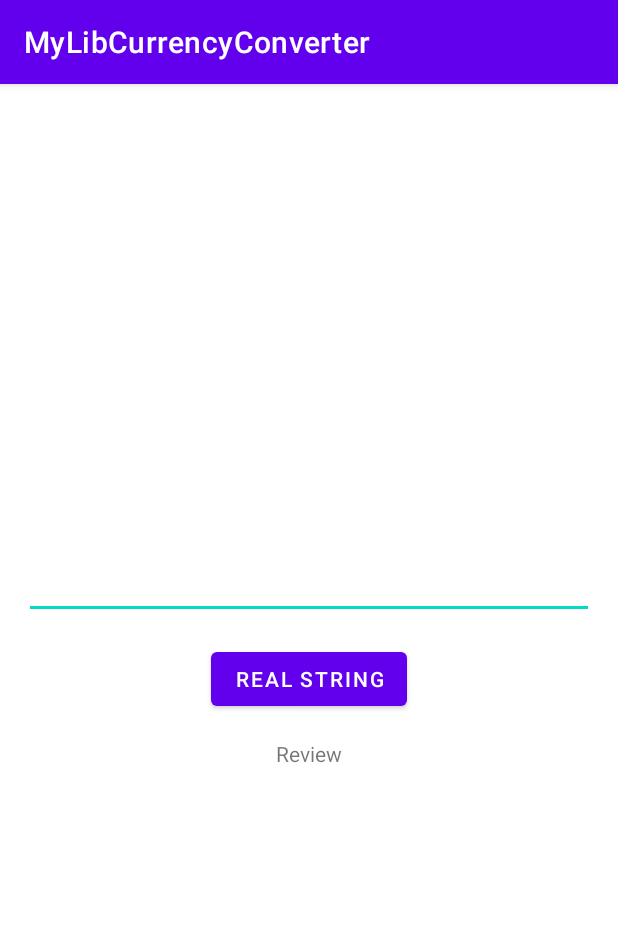
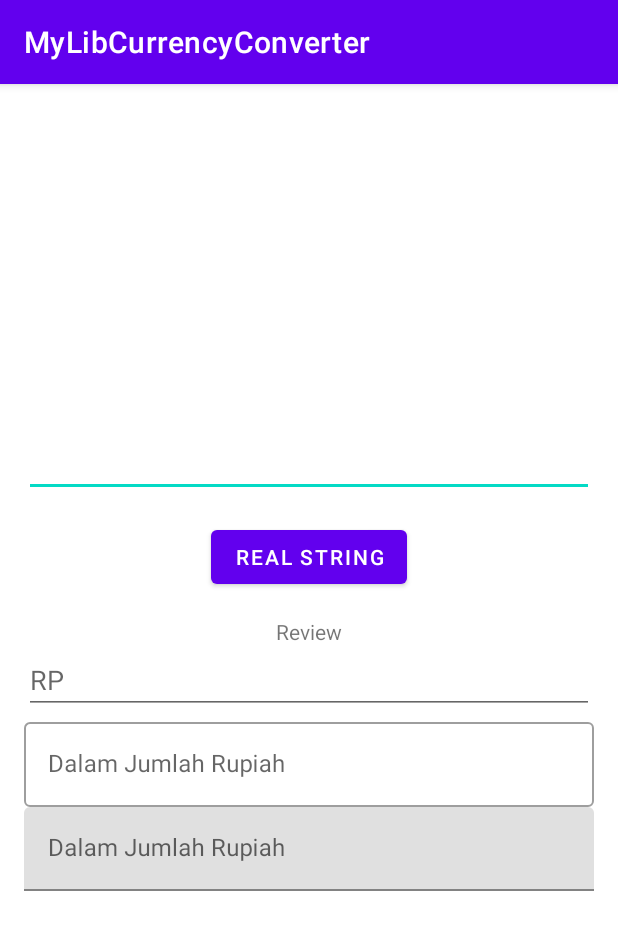
Before and after one commit to gzeinnumer/MyLibCurrencyConverter, an Android app: the screen it shows after launch (MainActivity), on a phone screen of 412 x 824 dp. Shown: the top 930 px of the screen. Run offline under Robolectric (Android 15) with nearby library versions, the phone set to English and light mode, and no system bars.

Commit message:
new fitur

```diff
--- a/app/src/main/java/com/gzeinnumer/mylibcurrencyconverter/MainActivity.java
+++ b/app/src/main/java/com/gzeinnumer/mylibcurrencyconverter/MainActivity.java
@@ -11,6 +11,8 @@ import android.widget.TextView;
 
 //import com.gzeinnumer.mylibcurrencyconverter.utils.CurrencyConvertera;
 import com.gzeinnumer.mylibcurrencyconverter.utils.CurrencyConverter;
+import com.gzeinnumer.mylibcurrencyconverter.utils.CurrencyEditTextFilledBox;
+import com.gzeinnumer.mylibcurrencyconverter.utils.CurrencyEditTextOutlinedBox;
 
 public class MainActivity extends AppCompatActivity {
 
@@ -29,9 +31,11 @@ public class MainActivity extends AppCompatActivity {
         button = findViewById(R.id.button);
         textView = findViewById(R.id.textView);
 
-        sample1();
+//        sample1();
 //        sample2();
 //        sample3();
+//        sample4();
+        sample5();
     }
 
     private void sample1() {
@@ -67,4 +71,34 @@ public class MainActivity extends AppCompatActivity {
             }
         }));
     }
+
+    private void sample4() {
+        CurrencyEditTextOutlinedBox ed1 = findViewById(R.id.ed_1);
+
+        button.setOnClickListener(new View.OnClickListener() {
+            @Override
+            public void onClick(View v) {
+
+//                textView.setText(CurrencyConverter.trimCommaOfString(str));
+                CurrencyEditTextOutlinedBox.trimCommaOfString(editText.getText().toString());
+                textView.setText(ed1.getText());
+            }
+        });
+
+    }
+
+    private void sample5() {
+        CurrencyEditTextFilledBox ed1 = findViewById(R.id.ed_2);
+
+        button.setOnClickListener(new View.OnClickListener() {
+            @Override
+            public void onClick(View v) {
+
+//                textView.setText(CurrencyConverter.trimCommaOfString(str));
+                CurrencyEditTextFilledBox.trimCommaOfString(editText.getText().toString());
+                textView.setText(ed1.getText());
+            }
+        });
+
+    }
 }
--- a/app/src/main/res/layout/activity_main.xml
+++ b/app/src/main/res/layout/activity_main.xml
@@ -1,5 +1,6 @@
 <?xml version="1.0" encoding="utf-8"?>
 <LinearLayout xmlns:android="http://schemas.android.com/apk/res/android"
+    xmlns:app="http://schemas.android.com/apk/res-auto"
     xmlns:tools="http://schemas.android.com/tools"
     android:layout_width="match_parent"
     android:layout_height="match_parent"
@@ -10,9 +11,9 @@
 
     <EditText
         android:id="@+id/editText"
-        android:inputType="number"
         android:layout_width="match_parent"
-        android:layout_height="wrap_content" />
+        android:layout_height="wrap_content"
+        android:inputType="number" />
 
     <Button
         android:id="@+id/button"
@@ -28,4 +29,29 @@
         android:layout_marginTop="16dp"
         android:text="Review" />
 
+    <com.google.android.material.textfield.TextInputLayout
+        style="@style/Widget.MaterialComponents.TextInputLayout.FilledBox"
+        android:layout_width="match_parent"
+        android:layout_height="wrap_content" />
+
+    <com.gzeinnumer.mylibcurrencyconverter.utils.CurrencyEditText
+        android:layout_width="match_parent"
+        android:layout_height="wrap_content"
+        app:hint="Dalam Jumlah Rupiah"
+        app:prefix="RP " />
+
+    <com.gzeinnumer.mylibcurrencyconverter.utils.CurrencyEditTextOutlinedBox
+        android:id="@+id/ed_1"
+        android:layout_width="match_parent"
+        android:layout_height="wrap_content"
+        app:hint="Dalam Jumlah Rupiah"
+        app:prefix="RP " />
+
+    <com.gzeinnumer.mylibcurrencyconverter.utils.CurrencyEditTextFilledBox
+        android:id="@+id/ed_2"
+        android:layout_width="match_parent"
+        android:layout_height="wrap_content"
+        app:hint="Dalam Jumlah Rupiah"
+        app:prefix="RP " />
+
 </LinearLayout>
--- /dev/null
+++ b/lib/src/main/java/com/gzeinnumer/mylibcurrencyconverter/utils/CurrencyEditText.java
@@ -0,0 +1,188 @@
+package com.gzeinnumer.mylibcurrencyconverter.utils;
+
+import android.content.Context;
+import android.content.res.TypedArray;
+import android.graphics.Rect;
+import android.text.Editable;
+import android.text.InputFilter;
+import android.text.InputType;
+import android.text.TextWatcher;
+import android.util.AttributeSet;
+import android.widget.EditText;
+
+import androidx.appcompat.widget.AppCompatEditText;
+
+import com.gzeinnumer.mylibcurrencyconverter.R;
+
+import java.math.BigDecimal;
+import java.math.RoundingMode;
+import java.text.DecimalFormat;
+import java.text.DecimalFormatSymbols;
+import java.util.Locale;
+
+public class CurrencyEditText extends AppCompatEditText {
+    private String prefix = "";
+    private static int MAX_LENGTH = 30;
+    private static final int MAX_DECIMAL = 3;
+    Context context;
+    AttributeSet attrs;
+    private CurrencyTextWatcher currencyTextWatcher;
+
+    public CurrencyEditText(Context context) {
+        this(context, null);
+    }
+
+    public CurrencyEditText(Context context, AttributeSet attrs) {
+        this(context, attrs, R.attr.editTextStyle);
+    }
+
+    private void initView() {
+
+        TypedArray attributes = context.obtainStyledAttributes(attrs, R.styleable.CurrencyEditText);
+        this.setHint(attributes.getString(R.styleable.CurrencyEditText_hint));
+
+        this.prefix = attributes.getString(R.styleable.CurrencyEditText_prefix);
+
+        this.setInputType(InputType.TYPE_CLASS_NUMBER | InputType.TYPE_NUMBER_FLAG_DECIMAL);
+        this.setHint(prefix);
+        if (attributes.getInteger(R.styleable.CurrencyEditText_maxLength,0) != 0){
+            MAX_LENGTH = attributes.getInteger(R.styleable.CurrencyEditText_maxLength,MAX_LENGTH);
+        }
+        this.setFilters(new InputFilter[]{new InputFilter.LengthFilter(MAX_LENGTH)});
+
+        currencyTextWatcher = new CurrencyTextWatcher(this, prefix);
+
+        attributes.recycle();
+    }
+
+    public CurrencyEditText(Context context, AttributeSet attrs, int defStyleAttr) {
+        super(context, attrs, defStyleAttr);
+
+
+
+        this.context = context;
+        this.attrs = attrs;
+
+        initView();
+    }
+
+    @Override
+    protected void onFocusChanged(boolean focused, int direction, Rect previouslyFocusedRect) {
+        super.onFocusChanged(focused, direction, previouslyFocusedRect);
+        if (focused) {
+            this.addTextChangedListener(currencyTextWatcher);
+        } else {
+            this.removeTextChangedListener(currencyTextWatcher);
+        }
+        handleCaseCurrencyEmpty(focused);
+    }
+
+    /**
+     * When currency empty <br/>
+     * + When focus EditText, set the default text = prefix (ex: VND) <br/>
+     * + When EditText lose focus, set the default text = "", EditText will display hint (ex:VND)
+     */
+    private void handleCaseCurrencyEmpty(boolean focused) {
+        if (focused) {
+            if (getText().toString().isEmpty()) {
+                setText(prefix);
+            }
+        } else {
+            if (getText().toString().equals(prefix)) {
+                setText("");
+            }
+        }
+    }
+
+    private static class CurrencyTextWatcher implements TextWatcher {
+        private final EditText editText;
+        private String previousCleanString;
+        private String prefix;
+
+        CurrencyTextWatcher(EditText editText, String prefix) {
+            this.editText = editText;
+            this.prefix = prefix;
+        }
+
+        @Override
+        public void beforeTextChanged(CharSequence s, int start, int count, int after) {
+            // do nothing
+        }
+
+        @Override
+        public void onTextChanged(CharSequence s, int start, int before, int count) {
+            // do nothing
+        }
+
+        @Override
+        public void afterTextChanged(Editable editable) {
+            String str = editable.toString();
+            if (str.length() < prefix.length()) {
+                editText.setText(prefix);
+                editText.setSelection(prefix.length());
+                return;
+            }
+            if (str.equals(prefix)) {
+                return;
+            }
+            // cleanString this the string which not contain prefix and ,
+            String cleanString = str.replace(prefix, "").replaceAll("[,]", "");
+            // for prevent afterTextChanged recursive call
+            if (cleanString.equals(previousCleanString) || cleanString.isEmpty()) {
+                return;
+            }
+            previousCleanString = cleanString;
+
+            String formattedString;
+            if (cleanString.contains(".")) {
+                formattedString = formatDecimal(cleanString);
+            } else {
+                formattedString = formatInteger(cleanString);
+            }
+            editText.removeTextChangedListener(this); // Remove listener
+            editText.setText(formattedString);
+            handleSelection();
+            editText.addTextChangedListener(this); // Add back the listener
+        }
+
+        private String formatInteger(String str) {
+            BigDecimal parsed = new BigDecimal(str);
+            DecimalFormat formatter =
+                    new DecimalFormat(prefix + "#,###", new DecimalFormatSymbols(Locale.US));
+            return formatter.format(parsed);
+        }
+
+        private String formatDecimal(String str) {
+            if (str.equals(".")) {
+                return prefix + ".";
+            }
+            BigDecimal parsed = new BigDecimal(str);
+            // example pattern VND #,###.00
+            DecimalFormat formatter = new DecimalFormat(prefix + "#,###." + getDecimalPattern(str),
+                    new DecimalFormatSymbols(Locale.US));
+            formatter.setRoundingMode(RoundingMode.DOWN);
+            return formatter.format(parsed);
+        }
+
+        /**
+         * It will return suitable pattern for format decimal
+         * For example: 10.2 -> return 0 | 10.23 -> return 00, | 10.235 -> return 000
+         */
+        private String getDecimalPattern(String str) {
+            int decimalCount = str.length() - str.indexOf(".") - 1;
+            StringBuilder decimalPattern = new StringBuilder();
+            for (int i = 0; i < decimalCount && i < MAX_DECIMAL; i++) {
+                decimalPattern.append("0");
+            }
+            return decimalPattern.toString();
+        }
+
+        private void handleSelection() {
+            if (editText.getText().length() <= MAX_LENGTH) {
+                editText.setSelection(editText.getText().length());
+            } else {
+                editText.setSelection(MAX_LENGTH);
+            }
+        }
+    }
+}
--- /dev/null
+++ b/lib/src/main/java/com/gzeinnumer/mylibcurrencyconverter/utils/CurrencyEditTextFilledBox.java
@@ -0,0 +1,181 @@
+package com.gzeinnumer.mylibcurrencyconverter.utils;
+
+import android.content.Context;
+import android.content.res.TypedArray;
+import android.text.Editable;
+import android.text.InputFilter;
+import android.text.TextWatcher;
+import android.util.AttributeSet;
+import android.util.TypedValue;
+import android.widget.EditText;
+
+import androidx.annotation.Nullable;
+
+import com.google.android.material.textfield.TextInputEditText;
+import com.google.android.material.textfield.TextInputLayout;
+import com.gzeinnumer.mylibcurrencyconverter.R;
+
+import java.math.BigDecimal;
+import java.math.RoundingMode;
+import java.text.DecimalFormat;
+import java.text.DecimalFormatSymbols;
+import java.util.Locale;
+import java.util.Objects;
+
+public class CurrencyEditTextFilledBox extends TextInputLayout {
+    private String prefix = "";
+    private static String sprefix = "";
+    private static int MAX_LENGTH = 30;
+    private static final int MAX_DECIMAL = 3;
+    Context context;
+    AttributeSet attrs;
+
+    public CurrencyEditTextFilledBox(Context context, @Nullable AttributeSet attrs) {
+        super(context, attrs);
+
+        this.context = context;
+        this.attrs = attrs;
+
+        initView();
+    }
+    CurrencyTextWatcher currencyTextWatcher;
+
+    TextInputLayout textInputLayout;
+    TextInputEditText textInputEditText;
+
+    private void initView() {
+        inflate(context, R.layout.currency_text_input_edit_text_filled_box, this);
+
+        textInputLayout = findViewById(R.id.TextInputLayout);
+        textInputEditText = findViewById(R.id.TextInputEditText);
+
+        TypedArray attributes = context.obtainStyledAttributes(attrs, R.styleable.CurrencyEditTextFilledBox);
+        textInputLayout.setHint(attributes.getString(R.styleable.CurrencyEditTextFilledBox_hint));
+        if (attributes.getInteger(R.styleable.CurrencyEditTextFilledBox_maxLength,0) != 0){
+            MAX_LENGTH = attributes.getInteger(R.styleable.CurrencyEditTextFilledBox_maxLength,0);
+        }
+        textInputEditText.setFilters(new InputFilter[] {new InputFilter.LengthFilter(MAX_LENGTH)});
+        if (attributes.getDimension(R.styleable.CurrencyEditTextFilledBox_textSize,0) != 0){
+            textInputEditText.setTextSize(TypedValue.COMPLEX_UNIT_PX, attributes.getDimension(R.styleable.CurrencyEditTextFilledBox_textSize,0));
+        }
+        this.prefix = attributes.getString(R.styleable.CurrencyEditTextFilledBox_prefix);
+        sprefix = this.prefix;
+
+        currencyTextWatcher = new CurrencyTextWatcher(textInputEditText, prefix);
+        textInputEditText.addTextChangedListener(currencyTextWatcher);
+
+        attributes.recycle();
+    }
+
+    public static String trimCommaOfString(String string) {
+        if (string.contains(",")) {
+            if (CurrencyEditTextFilledBox.sprefix.length()>0)
+                return string.replace(",", "").replace(CurrencyEditTextFilledBox.sprefix,"");
+            else
+                return string.replace(",", "");
+        } else {
+            return string;
+        }
+    }
+
+    public String getText() {
+        return toString(Objects.requireNonNull(textInputEditText.getText()).toString());
+    }
+
+    private String toString(String toString) {
+        return toString;
+    }
+
+
+    private static class CurrencyTextWatcher implements TextWatcher {
+        private final EditText editText;
+        private String previousCleanString;
+        private String prefix;
+
+        CurrencyTextWatcher(EditText editText, String prefix) {
+            this.editText = editText;
+            this.prefix = prefix;
+        }
+
+        @Override
+        public void beforeTextChanged(CharSequence s, int start, int count, int after) {
+            // do nothing
+        }
+
+        @Override
+        public void onTextChanged(CharSequence s, int start, int before, int count) {
+            // do nothing
+        }
+
+        @Override
+        public void afterTextChanged(Editable editable) {
+            String str = editable.toString();
+            if (str.length() < prefix.length()) {
+                editText.setText(prefix);
+                editText.setSelection(prefix.length());
+                return;
+            }
+            if (str.equals(prefix)) {
+                return;
+            }
+            // cleanString this the string which not contain prefix and ,
+            String cleanString = str.replace(prefix, "").replaceAll("[,]", "");
+            // for prevent afterTextChanged recursive call
+            if (cleanString.equals(previousCleanString) || cleanString.isEmpty()) {
+                return;
+            }
+            previousCleanString = cleanString;
+
+            String formattedString;
+            if (cleanString.contains(".")) {
+                formattedString = formatDecimal(cleanString);
+            } else {
+                formattedString = formatInteger(cleanString);
+            }
+            editText.removeTextChangedListener(this); // Remove listener
+            editText.setText(formattedString);
+            handleSelection();
+            editText.addTextChangedListener(this); // Add back the listener
+        }
+
+        private String formatInteger(String str) {
+            BigDecimal parsed = new BigDecimal(str);
+            DecimalFormat formatter =
+                    new DecimalFormat(prefix + "#,###", new DecimalFormatSymbols(Locale.US));
+            return formatter.format(parsed);
+        }
+
+        private String formatDecimal(String str) {
+            if (str.equals(".")) {
+                return prefix + ".";
+            }
+            BigDecimal parsed = new BigDecimal(str);
+            // example pattern VND #,###.00
+            DecimalFormat formatter = new DecimalFormat(prefix + "#,###." + getDecimalPattern(str),
+                    new DecimalFormatSymbols(Locale.US));
+            formatter.setRoundingMode(RoundingMode.DOWN);
+            return formatter.format(parsed);
+        }
+
+        /**
+         * It will return suitable pattern for format decimal
+         * For example: 10.2 -> return 0 | 10.23 -> return 00, | 10.235 -> return 000
+         */
+        private String getDecimalPattern(String str) {
+            int decimalCount = str.length() - str.indexOf(".") - 1;
+            StringBuilder decimalPattern = new StringBuilder();
+            for (int i = 0; i < decimalCount && i < MAX_DECIMAL; i++) {
+                decimalPattern.append("0");
+            }
+            return decimalPattern.toString();
+        }
+
+        private void handleSelection() {
+            if (editText.getText().length() <= MAX_LENGTH) {
+                editText.setSelection(editText.getText().length());
+            } else {
+                editText.setSelection(MAX_LENGTH);
+            }
+        }
+    }
+}
--- /dev/null
+++ b/lib/src/main/java/com/gzeinnumer/mylibcurrencyconverter/utils/CurrencyEditTextOutlinedBox.java
@@ -0,0 +1,181 @@
+package com.gzeinnumer.mylibcurrencyconverter.utils;
+
+import android.content.Context;
+import android.content.res.TypedArray;
+import android.text.Editable;
+import android.text.InputFilter;
+import android.text.TextWatcher;
+import android.util.AttributeSet;
+import android.util.TypedValue;
+import android.widget.EditText;
+
+import androidx.annotation.Nullable;
+
+import com.google.android.material.textfield.TextInputEditText;
+import com.google.android.material.textfield.TextInputLayout;
+import com.gzeinnumer.mylibcurrencyconverter.R;
+
+import java.math.BigDecimal;
+import java.math.RoundingMode;
+import java.text.DecimalFormat;
+import java.text.DecimalFormatSymbols;
+import java.util.Locale;
+import java.util.Objects;
+
+public class CurrencyEditTextOutlinedBox extends TextInputLayout {
+    private String prefix = "";
+    private static String sprefix = "";
+    private static int MAX_LENGTH = 30;
+    private static final int MAX_DECIMAL = 3;
+    Context context;
+    AttributeSet attrs;
+
+    public CurrencyEditTextOutlinedBox(Context context, @Nullable AttributeSet attrs) {
+        super(context, attrs);
+
+        this.context = context;
+        this.attrs = attrs;
+
+        initView();
+    }
+
+    CurrencyTextWatcher currencyTextWatcher;
+    TextInputLayout textInputLayout;
+    TextInputEditText textInputEditText;
+
+    private void initView() {
+        inflate(context, R.layout.currency_text_input_edit_text_outlined_box, this);
+
+        textInputLayout = findViewById(R.id.TextInputLayout);
+        textInputEditText = findViewById(R.id.TextInputEditText);
+
+        TypedArray attributes = context.obtainStyledAttributes(attrs, R.styleable.CurrencyEditTextOutlinedBox);
+        textInputLayout.setHint(attributes.getString(R.styleable.CurrencyEditTextOutlinedBox_hint));
+        if (attributes.getInteger(R.styleable.CurrencyEditTextOutlinedBox_maxLength,0) != 0){
+            MAX_LENGTH = attributes.getInteger(R.styleable.CurrencyEditTextOutlinedBox_maxLength,0);
+        }
+        textInputEditText.setFilters(new InputFilter[] {new InputFilter.LengthFilter(MAX_LENGTH)});
+        if (attributes.getDimension(R.styleable.CurrencyEditTextOutlinedBox_textSize,0) != 0){
+            textInputEditText.setTextSize(TypedValue.COMPLEX_UNIT_PX, attributes.getDimension(R.styleable.CurrencyEditTextOutlinedBox_textSize,0));
+        }
+        this.prefix = attributes.getString(R.styleable.CurrencyEditTextOutlinedBox_prefix);
+        sprefix = this.prefix;
+
+        currencyTextWatcher = new CurrencyTextWatcher(textInputEditText, prefix);
+        textInputEditText.addTextChangedListener(currencyTextWatcher);
+
+        attributes.recycle();
+    }
+
+    public static String trimCommaOfString(String string) {
+        if (string.contains(",")) {
+            if (CurrencyEditTextOutlinedBox.sprefix.length()>0)
+                return string.replace(",", "").replace(CurrencyEditTextOutlinedBox.sprefix,"");
+            else
+                return string.replace(",", "");
+        } else {
+            return string;
+        }
+    }
+
+    public String getText() {
+        return toString(Objects.requireNonNull(textInputEditText.getText()).toString());
+    }
+
+    private String toString(String toString) {
+        return toString;
+    }
+
+
+    private static class CurrencyTextWatcher implements TextWatcher {
+        private final EditText editText;
+        private String previousCleanString;
+        private String prefix;
+
+        CurrencyTextWatcher(EditText editText, String prefix) {
+            this.editText = editText;
+            this.prefix = prefix;
+        }
+
+        @Override
+        public void beforeTextChanged(CharSequence s, int start, int count, int after) {
+            // do nothing
+        }
+
+        @Override
+        public void onTextChanged(CharSequence s, int start, int before, int count) {
+            // do nothing
+        }
+
+        @Override
+        public void afterTextChanged(Editable editable) {
+            String str = editable.toString();
+            if (str.length() < prefix.length()) {
+                editText.setText(prefix);
+                editText.setSelection(prefix.length());
+                return;
+            }
+            if (str.equals(prefix)) {
+                return;
+            }
+            // cleanString this the string which not contain prefix and ,
+            String cleanString = str.replace(prefix, "").replaceAll("[,]", "");
+            // for prevent afterTextChanged recursive call
+            if (cleanString.equals(previousCleanString) || cleanString.isEmpty()) {
+                return;
+            }
+            previousCleanString = cleanString;
+
+            String formattedString;
+            if (cleanString.contains(".")) {
+                formattedString = formatDecimal(cleanString);
+            } else {
+                formattedString = formatInteger(cleanString);
+            }
+            editText.removeTextChangedListener(this); // Remove listener
+            editText.setText(formattedString);
+            handleSelection();
+            editText.addTextChangedListener(this); // Add back the listener
+        }
+
+        private String formatInteger(String str) {
+            BigDecimal parsed = new BigDecimal(str);
+            DecimalFormat formatter =
+                    new DecimalFormat(prefix + "#,###", new DecimalFormatSymbols(Locale.US));
+            return formatter.format(parsed);
+        }
+
+        private String formatDecimal(String str) {
+            if (str.equals(".")) {
+                return prefix + ".";
+            }
+            BigDecimal parsed = new BigDecimal(str);
+            // example pattern VND #,###.00
+            DecimalFormat formatter = new DecimalFormat(prefix + "#,###." + getDecimalPattern(str),
+                    new DecimalFormatSymbols(Locale.US));
+            formatter.setRoundingMode(RoundingMode.DOWN);
+            return formatter.format(parsed);
+        }
+
+        /**
+         * It will return suitable pattern for format decimal
+         * For example: 10.2 -> return 0 | 10.23 -> return 00, | 10.235 -> return 000
+         */
+        private String getDecimalPattern(String str) {
+            int decimalCount = str.length() - str.indexOf(".") - 1;
+            StringBuilder decimalPattern = new StringBuilder();
+            for (int i = 0; i < decimalCount && i < MAX_DECIMAL; i++) {
+                decimalPattern.append("0");
+            }
+            return decimalPattern.toString();
+        }
+
+        private void handleSelection() {
+            if (editText.getText().length() <= MAX_LENGTH) {
+                editText.setSelection(editText.getText().length());
+            } else {
+                editText.setSelection(MAX_LENGTH);
+            }
+        }
+    }
+}
--- /dev/null
+++ b/lib/src/main/res/layout/currency_text_input_edit_text_filled_box.xml
@@ -0,0 +1,15 @@
+<?xml version="1.0" encoding="utf-8"?>
+<com.google.android.material.textfield.TextInputLayout xmlns:android="http://schemas.android.com/apk/res/android"
+    android:id="@+id/TextInputLayout"
+    style="@style/Widget.MaterialComponents.TextInputLayout.FilledBox"
+    android:layout_width="match_parent"
+    android:layout_height="wrap_content"
+    android:orientation="vertical">
+
+    <com.google.android.material.textfield.TextInputEditText
+        android:id="@+id/TextInputEditText"
+        android:inputType="numberDecimal"
+        android:layout_width="match_parent"
+        android:layout_height="wrap_content" />
+
+</com.google.android.material.textfield.TextInputLayout>
--- /dev/null
+++ b/lib/src/main/res/layout/currency_text_input_edit_text_outlined_box.xml
@@ -0,0 +1,15 @@
+<?xml version="1.0" encoding="utf-8"?>
+<com.google.android.material.textfield.TextInputLayout xmlns:android="http://schemas.android.com/apk/res/android"
+    android:id="@+id/TextInputLayout"
+    style="@style/Widget.MaterialComponents.TextInputLayout.OutlinedBox"
+    android:layout_width="match_parent"
+    android:layout_height="wrap_content"
+    android:orientation="vertical">
+
+    <com.google.android.material.textfield.TextInputEditText
+        android:id="@+id/TextInputEditText"
+        android:inputType="numberDecimal"
+        android:layout_width="match_parent"
+        android:layout_height="wrap_content" />
+
+</com.google.android.material.textfield.TextInputLayout>
```
Also changed, not shown: lib/src/main/res/values/attrs.xml (added, +24 -0 lines), 1 other file.
